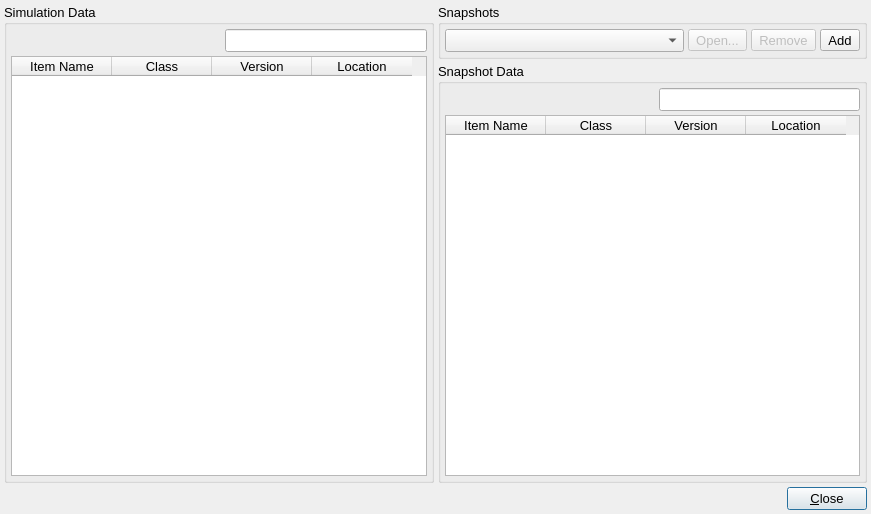
Qt form src/gui/datamanagerdialog.ui (disorderedmaterials/dissolve) before a commit.
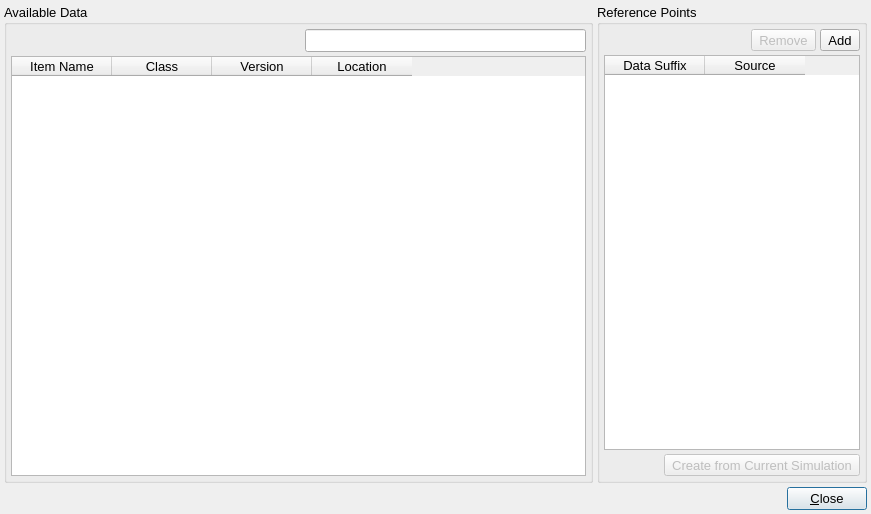
The same form after that commit. Icons and pictures are not drawn.

Commit message: Update data manager and handling of restart files as reference points.

What changed in the file:
```diff
--- a/src/gui/datamanagerdialog.ui
+++ b/src/gui/datamanagerdialog.ui
@@ -25,7 +25,7 @@
    <iconset resource="main.qrc">
     <normaloff>:/viewer/icons/viewer_data.svg</normaloff>:/viewer/icons/viewer_data.svg</iconset>
   </property>
-  <layout class="QVBoxLayout" name="verticalLayout_5">
+  <layout class="QVBoxLayout" name="verticalLayout_3">
    <property name="spacing">
     <number>4</number>
    </property>
@@ -42,11 +42,17 @@
     <number>4</number>
    </property>
    <item>
-    <layout class="QHBoxLayout" name="horizontalLayout_3">
+    <layout class="QHBoxLayout" name="horizontalLayout_4">
      <item>
       <widget class="QGroupBox" name="SimulationDataGroup">
+       <property name="sizePolicy">
+        <sizepolicy hsizetype="Preferred" vsizetype="Preferred">
+         <horstretch>1</horstretch>
+         <verstretch>0</verstretch>
+        </sizepolicy>
+       </property>
        <property name="title">
-        <string>Simulation Data</string>
+        <string>Available Data</string>
        </property>
        <layout class="QVBoxLayout" name="verticalLayout">
         <property name="spacing">
@@ -153,29 +159,11 @@
       </widget>
      </item>
      <item>
-      <widget class="QWidget" name="widget" native="true">
-       <layout class="QVBoxLayout" name="verticalLayout_4">
-        <property name="spacing">
-         <number>4</number>
-        </property>
-        <property name="leftMargin">
-         <number>0</number>
-        </property>
-        <property name="topMargin">
-         <number>0</number>
-        </property>
-        <property name="rightMargin">
-         <number>0</number>
-        </property>
-        <property name="bottomMargin">
-         <number>0</number>
-        </property>
-        <item>
-         <widget class="QGroupBox" name="groupBox">
+      <widget class="QGroupBox" name="ReferencePointsGroup">
           <property name="title">
-           <string>Snapshots</string>
-          </property>
-          <layout class="QVBoxLayout" name="verticalLayout_3">
+        <string>Reference Points</string>
+       </property>
+       <layout class="QVBoxLayout" name="verticalLayout_2">
            <property name="spacing">
             <number>4</number>
            </property>
@@ -197,46 +185,17 @@
               <number>4</number>
              </property>
              <item>
-              <widget class="QComboBox" name="SnapshotsCombo">
-               <property name="sizePolicy">
-                <sizepolicy hsizetype="Expanding" vsizetype="Fixed">
-                 <horstretch>0</horstretch>
-                 <verstretch>0</verstretch>
-                </sizepolicy>
-               </property>
-              </widget>
-             </item>
-             <item>
-              <widget class="QToolButton" name="SnapshotOpenButton">
-               <property name="enabled">
-                <bool>false</bool>
-               </property>
-               <property name="sizePolicy">
-                <sizepolicy hsizetype="Minimum" vsizetype="Fixed">
-                 <horstretch>0</horstretch>
-                 <verstretch>0</verstretch>
-                </sizepolicy>
-               </property>
-               <property name="text">
-                <string>Open...</string>
-               </property>
-               <property name="icon">
-                <iconset resource="main.qrc">
-                 <normaloff>:/menu/icons/menu_open.svg</normaloff>:/menu/icons/menu_open.svg</iconset>
-               </property>
-               <property name="iconSize">
+           <spacer name="horizontalSpacer_3">
+            <property name="orientation">
+             <enum>Qt::Horizontal</enum>
+            </property>
+            <property name="sizeHint" stdset="0">
                 <size>
-                 <width>16</width>
-                 <height>16</height>
-                </size>
-               </property>
-               <property name="shortcut">
-                <string>Return</string>
-               </property>
-               <property name="toolButtonStyle">
-                <enum>Qt::ToolButtonTextBesideIcon</enum>
-               </property>
-              </widget>
+              <width>40</width>
+              <height>20</height>
+             </size>
+            </property>
+           </spacer>
              </item>
              <item>
               <widget class="QToolButton" name="SnapshotRemoveButton">
@@ -298,78 +257,8 @@
              </item>
             </layout>
            </item>
-          </layout>
-         </widget>
-        </item>
         <item>
-         <widget class="QGroupBox" name="SnapshotDataGroup">
-          <property name="title">
-           <string>Snapshot Data</string>
-          </property>
-          <layout class="QVBoxLayout" name="verticalLayout_2">
-           <property name="spacing">
-            <number>4</number>
-           </property>
-           <property name="leftMargin">
-            <number>4</number>
-           </property>
-           <property name="topMargin">
-            <number>4</number>
-           </property>
-           <property name="rightMargin">
-            <number>4</number>
-           </property>
-           <property name="bottomMargin">
-            <number>4</number>
-           </property>
-           <item>
-            <layout class="QHBoxLayout" name="SnapshotFilterLayout">
-             <property name="spacing">
-              <number>4</number>
-             </property>
-             <item>
-              <spacer name="horizontalSpacer_3">
-               <property name="orientation">
-                <enum>Qt::Horizontal</enum>
-               </property>
-               <property name="sizeHint" stdset="0">
-                <size>
-                 <width>40</width>
-                 <height>20</height>
-                </size>
-               </property>
-              </spacer>
-             </item>
-             <item>
-              <widget class="QLabel" name="SnapshotDataFilterLabel">
-               <property name="maximumSize">
-                <size>
-                 <width>20</width>
-                 <height>20</height>
-                </size>
-               </property>
-               <property name="text">
-                <string/>
-               </property>
-               <property name="pixmap">
-                <pixmap resource="main.qrc">:/general/icons/general_filter.svg</pixmap>
-               </property>
-               <property name="scaledContents">
-                <bool>true</bool>
-               </property>
-              </widget>
-             </item>
-             <item>
-              <widget class="QLineEdit" name="SnapshotDataFilterEdit">
-               <property name="toolTip">
-                <string>Filter templates by name / description</string>
-               </property>
-              </widget>
-             </item>
-            </layout>
-           </item>
-           <item>
-            <widget class="QTableWidget" name="SnapshotDataTable">
+         <widget class="QTableWidget" name="ReferencePointsTable">
              <property name="selectionMode">
               <enum>QAbstractItemView::SingleSelection</enum>
              </property>
@@ -387,28 +276,64 @@
              </attribute>
              <column>
               <property name="text">
-               <string>Item Name</string>
+            <string>Data Suffix</string>
               </property>
              </column>
              <column>
               <property name="text">
-               <string>Class</string>
-              </property>
-             </column>
-             <column>
-              <property name="text">
-               <string>Version</string>
-              </property>
-             </column>
-             <column>
+            <string>Source</string>
+           </property>
+          </column>
+         </widget>
+        </item>
+        <item>
+         <layout class="QHBoxLayout" name="horizontalLayout_3">
+          <item>
+           <spacer name="horizontalSpacer_4">
+            <property name="orientation">
+             <enum>Qt::Horizontal</enum>
+            </property>
+            <property name="sizeHint" stdset="0">
+             <size>
+              <width>40</width>
+              <height>20</height>
+             </size>
+            </property>
+           </spacer>
+          </item>
+          <item>
+           <widget class="QToolButton" name="ReferencePointCreateButton">
+            <property name="enabled">
+             <bool>false</bool>
+            </property>
+            <property name="sizePolicy">
+             <sizepolicy hsizetype="Minimum" vsizetype="Fixed">
+              <horstretch>0</horstretch>
+              <verstretch>0</verstretch>
+             </sizepolicy>
+            </property>
               <property name="text">
-               <string>Location</string>
-              </property>
-             </column>
+             <string>Create from Current Simulation</string>
+            </property>
+            <property name="icon">
+             <iconset resource="main.qrc">
+              <normaloff>:/menu/icons/menu_new.svg</normaloff>:/menu/icons/menu_new.svg</iconset>
+            </property>
+            <property name="iconSize">
+             <size>
+              <width>16</width>
+              <height>16</height>
+             </size>
+            </property>
+            <property name="shortcut">
+             <string>Return</string>
+            </property>
+            <property name="toolButtonStyle">
+             <enum>Qt::ToolButtonTextBesideIcon</enum>
+            </property>
             </widget>
            </item>
           </layout>
-         </widget>
         </item>
        </layout>
       </widget>
```
Left out of the diff: 4 changed lines with no effect on the pictures. Lines whose indentation alone changed are shown as unchanged. The commit also changes 6 other files.
